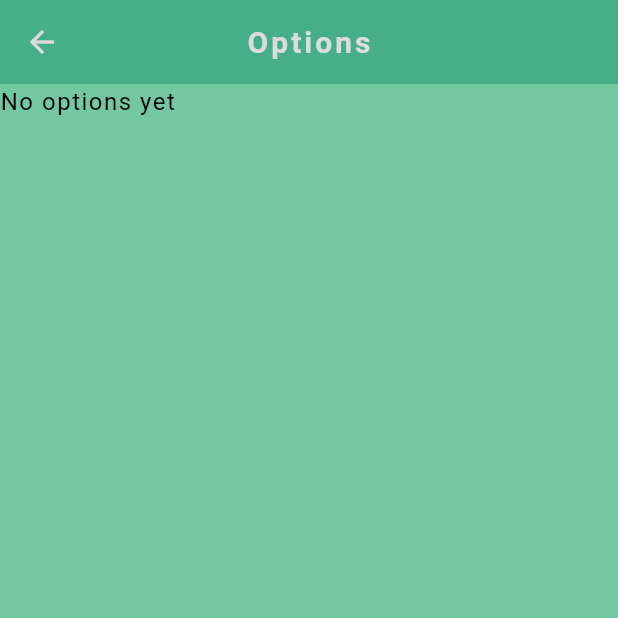
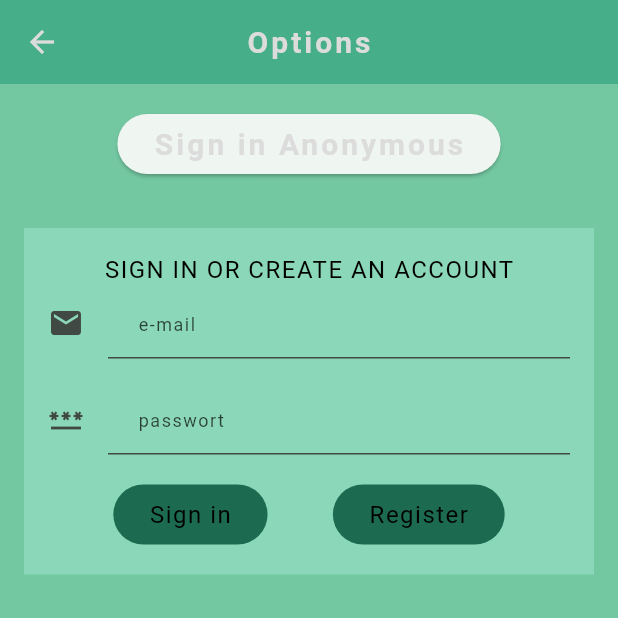
Before and after one commit to j-dickhaut/GestureGame, a Flutter app: the screen it shows after launch, after a tap on "Options", on a phone screen of 412 x 824 dp, the top half of it. Run offline on Flutter 3.47's test engine with Material 3 defaults, Android fonts, the phone set to English and light mode, and no system bars; our stand-ins replace firebase_auth, firebase_core, google_fonts; accounts and stored records are empty; network calls fail; Roboto replaces fonts that are missing (Metamorphous).

Commit message:
Styled 'sign in' and 'register' widget.

```diff
--- a/lib/main.dart
+++ b/lib/main.dart
@@ -1,21 +1,12 @@
 import 'package:flutter/material.dart';
-import "package:ssp_extreme/screens/home/home.dart";
+import 'package:firebase_core/firebase_core.dart';
+import 'firebase_options.dart';
+
+import 'package:ssp_extreme/screens/wrapper/wrapper.dart';
 import 'package:ssp_extreme/shared/theme/theme.dart';
 
-void main() {
-  runApp(
-    MaterialApp(
-      theme: primaryTheme,
-      home: HomeScreen(),
-    ),
-  );
+Future<void> main() async {
+  WidgetsFlutterBinding.ensureInitialized();
+  await Firebase.initializeApp(options: DefaultFirebaseOptions.currentPlatform);
+  runApp(MaterialApp(theme: primaryTheme, home: WrapperScreen()));
 }
-
-class TestScreen extends StatelessWidget {
-  const TestScreen({super.key});
-
-  @override
-  Widget build(BuildContext context) {
-    return Scaffold();
-  }
-}
--- a/lib/screens/options/options.dart
+++ b/lib/screens/options/options.dart
@@ -1,14 +1,41 @@
 import 'package:flutter/material.dart';
+import 'package:ssp_extreme/screens/options/widgets/login_or_register.dart';
+import 'package:ssp_extreme/services/auth.dart';
 import 'package:ssp_extreme/shared/theme/styled_text.dart';
 
-class OptionsScreen extends StatelessWidget {
+class OptionsScreen extends StatefulWidget {
   const OptionsScreen({super.key});
 
+  @override
+  State<OptionsScreen> createState() => _OptionsScreenState();
+}
+
+class _OptionsScreenState extends State<OptionsScreen> {
+  final AuthService _auth = AuthService();
   @override
   Widget build(BuildContext context) {
     return Scaffold(
       appBar: AppBar(title: StyledTitle("Options")),
-      body: const Text('No options yet'),
+      body: Column(
+        children: [
+          Container(
+            padding: EdgeInsets.all(16),
+            child: ElevatedButton(
+              onPressed: () async {
+                dynamic result = await _auth.signInAnon();
+                if (result == null) {
+                  debugPrint('error Signing in');
+                } else {
+                  debugPrint('User signed in');
+                  debugPrint(result.uid);
+                }
+              },
+              child: StyledTitle('Sign in Anonymous'),
+            ),
+          ),
+          LoginRegister(),
+        ],
+      ),
     );
   }
 }
--- /dev/null
+++ b/lib/screens/options/widgets/login_or_register.dart
@@ -0,0 +1,46 @@
+import 'package:flutter/material.dart';
+import 'package:google_fonts/google_fonts.dart';
+import 'package:ssp_extreme/shared/theme/styled_text.dart';
+import 'package:ssp_extreme/shared/theme/theme.dart';
+
+class LoginRegister extends StatelessWidget {
+  const LoginRegister({super.key});
+
+  @override
+  Widget build(BuildContext context) {
+    return Container(
+      margin: const EdgeInsets.all(16),
+      padding: const EdgeInsets.all(16),
+      color: AppColor.primaryAccentTwo,
+      child: Column(
+        children: [
+          StyledHeading('sign in or create an account'),
+          TextField(
+            style: Theme.of(context).textTheme.bodyMedium,
+            decoration: InputDecoration(
+              hintText: 'e-mail',
+              icon: Icon(Icons.email),
+            ),
+            cursorOpacityAnimates: false,
+          ),
+          const SizedBox(height: 16),
+          TextField(
+            decoration: InputDecoration(
+              hintText: 'passwort',
+              icon: Icon(Icons.password),
+            ),
+            obscureText: true,
+          ),
+          const SizedBox(height: 16),
+          Row(
+            mainAxisAlignment: MainAxisAlignment.spaceEvenly,
+            children: [
+              FilledButton(onPressed: () {}, child: StyledText('Sign in')),
+              FilledButton(onPressed: () {}, child: StyledText('Register')),
+            ],
+          ),
+        ],
+      ),
+    );
+  }
+}
--- /dev/null
+++ b/lib/screens/wrapper/wrapper.dart
@@ -0,0 +1,11 @@
+import 'package:flutter/material.dart';
+import 'package:ssp_extreme/screens/home/home.dart';
+
+class WrapperScreen extends StatelessWidget {
+  const WrapperScreen({super.key});
+
+  @override
+  Widget build(BuildContext context) {
+    return HomeScreen();
+  }
+}
--- /dev/null
+++ b/lib/shared/models/custom_user.dart
@@ -0,0 +1,5 @@
+class CustomUser {
+  final String uid;
+
+  CustomUser({required this.uid});
+}
--- a/pubspec.yaml
+++ b/pubspec.yaml
@@ -37,6 +37,7 @@ dependencies:
   google_fonts: ^6.2.1
   math_expressions: ^3.0.0
   firebase_core: ^4.0.0
+  firebase_auth: ^6.0.1
 
 dev_dependencies:
   flutter_test:
```
Also changed, not shown: lib/screens/authentification/authentification.dart (added, +10 -0 lines), lib/services/auth.dart (+30 -0 lines), lib/shared/theme/theme.dart (+16 -4 lines), lib/firebase_options.dart, pubspec.lock, 6 other files.
